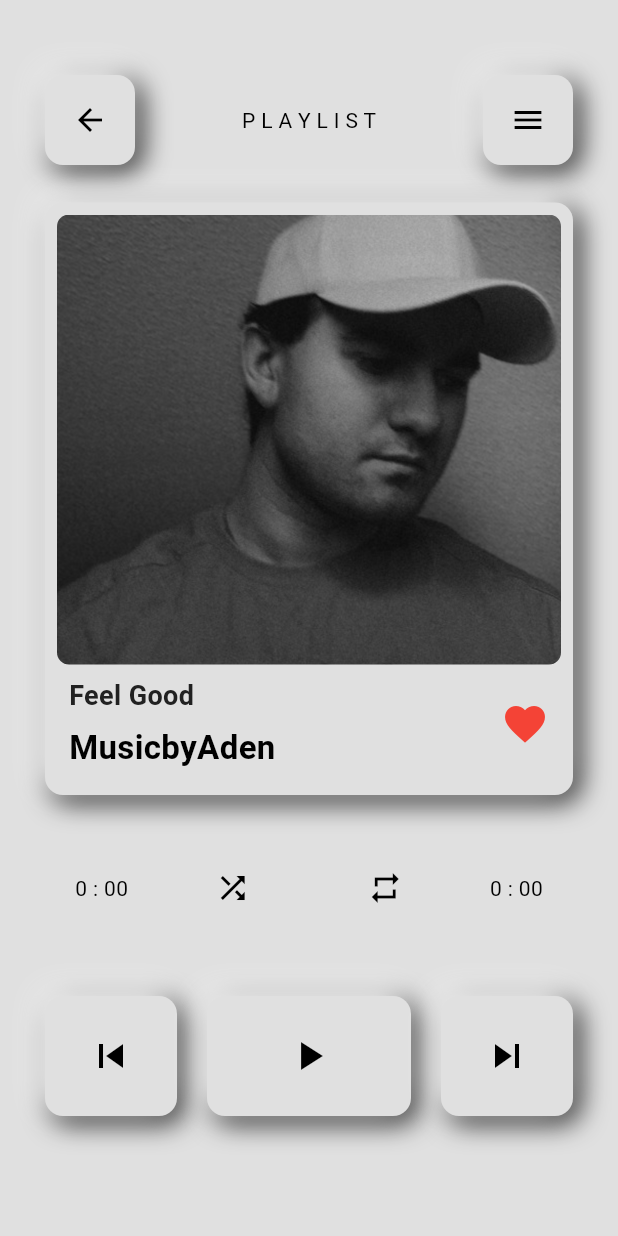
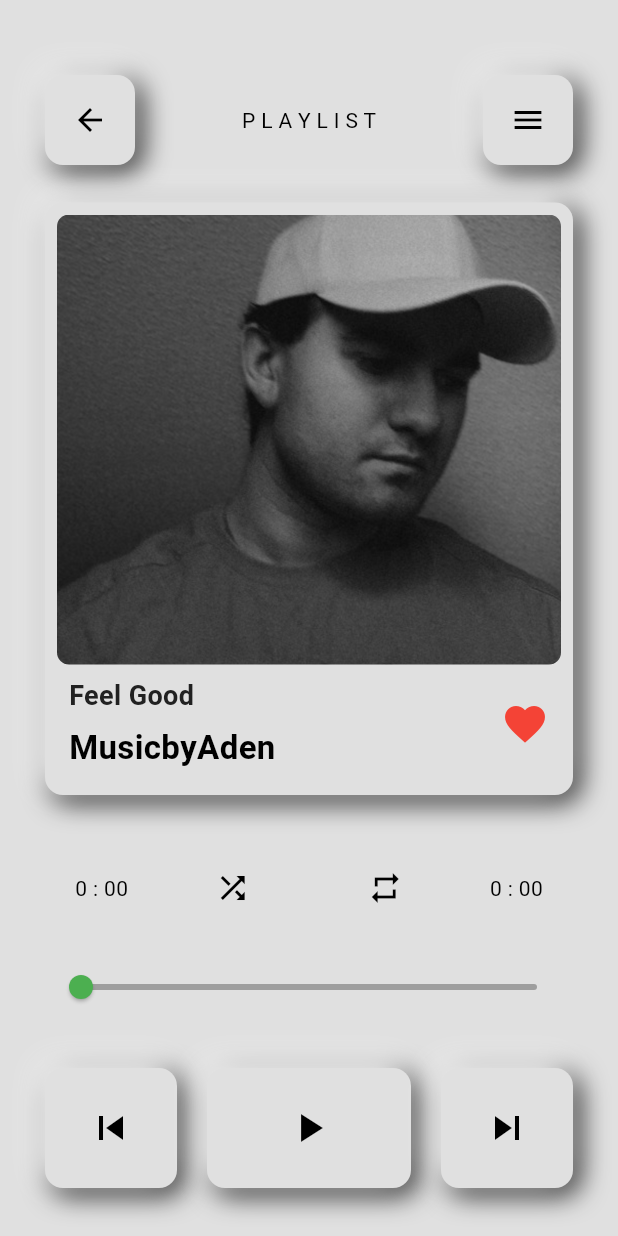
Before and after one commit to anishh2003/music_player_bloc, a Flutter app: the SongPage screen opened directly, on a phone screen of 412 x 824 dp. Run offline on Flutter 3.47's test engine with Material 3 defaults, Android fonts, the phone set to English and light mode, and no system bars; our stand-ins replace audioplayers, flutter_bloc.

Commit message:
slider fixed

```diff
--- a/lib/song_page.dart
+++ b/lib/song_page.dart
@@ -33,9 +33,9 @@ class _SongPageState extends State<SongPage> {
           builder: (context, state) {
             var currentIndex = context.read<SongPlaylistBloc>().currentIndex;
             var currentSong = state.songList[currentIndex];
-            // var totalDuration = context.read<SongPlaylistBloc>().songDuration;
-            // var currentDuration =
-            //     context.read<SongPlaylistBloc>().currentDuration;
+            var totalDuration = context.read<SongPlaylistBloc>().totalDuration;
+            var currentDuration =
+                context.read<SongPlaylistBloc>().currentDuration;
 
             return SingleChildScrollView(
               child: Padding(
@@ -222,29 +222,29 @@ class _SongPageState extends State<SongPage> {
 
                         const SizedBox(height: 10),
 
-                        // SliderTheme(
-                        //   data: SliderTheme.of(context).copyWith(
-                        //     inactiveTrackColor:
-                        //         Theme.of(context).colorScheme.primary,
-                        //     thumbShape: const RoundSliderThumbShape(
-                        //       enabledThumbRadius: 8,
-                        //     ),
-                        //   ),
-                        //   child: Slider(
-                        //     min: 0,
-                        //     max: totalDuration.inSeconds.toDouble(),
-                        //     value: currentDuration.inSeconds.toDouble(),
-                        //     activeColor: Colors.green,
-                        //     onChanged: (double double) {
-                        //       context.read<SongPlaylistBloc>().add(
-                        //             SliderChange(
-                        //               sliderValueDuration:
-                        //                   Duration(seconds: double.toInt()),
-                        //             ),
-                        //           );
-                        //     },
-                        //   ),
-                        // ),
+                        SliderTheme(
+                          data: SliderTheme.of(context).copyWith(
+                            inactiveTrackColor:
+                                Theme.of(context).colorScheme.primary,
+                            thumbShape: const RoundSliderThumbShape(
+                              enabledThumbRadius: 8,
+                            ),
+                          ),
+                          child: Slider(
+                            min: 0,
+                            max: totalDuration.inSeconds.toDouble(),
+                            value: currentDuration.inSeconds.toDouble(),
+                            activeColor: Colors.green,
+                            onChanged: (double double) {
+                              context.read<SongPlaylistBloc>().add(
+                                    SliderChange(
+                                      sliderValueDuration:
+                                          Duration(seconds: double.toInt()),
+                                    ),
+                                  );
+                            },
+                          ),
+                        ),
 
                         const SizedBox(height: 30),
 
```
Also changed, not shown: lib/bloc/song_playlist_bloc.dart (+6 -6 lines).
